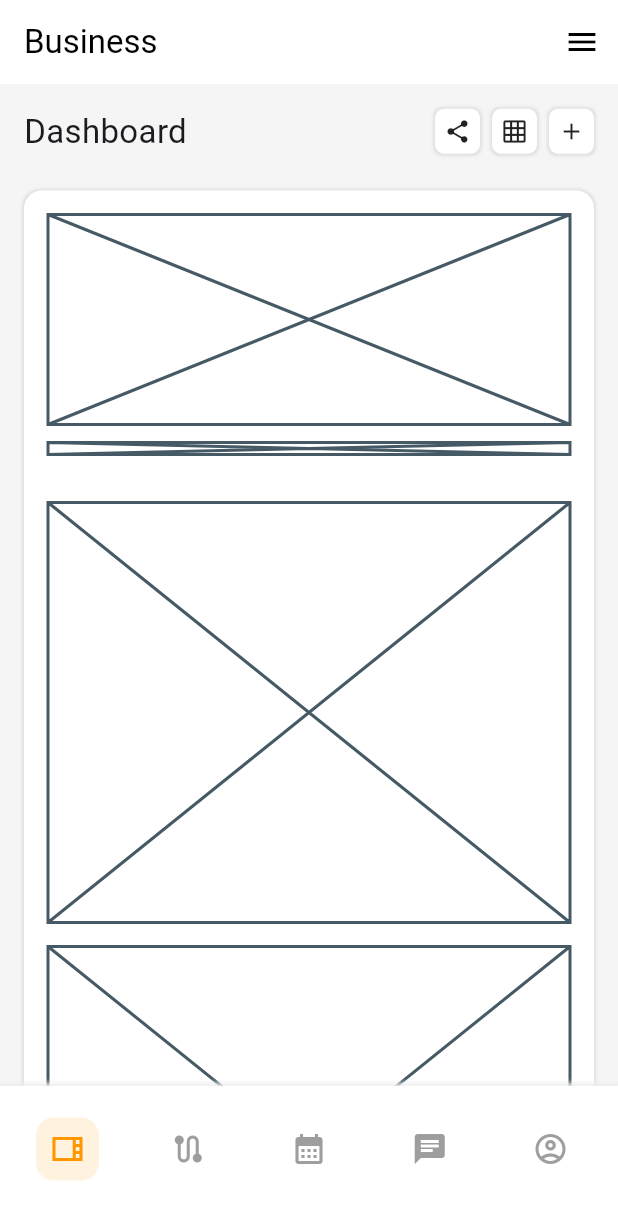
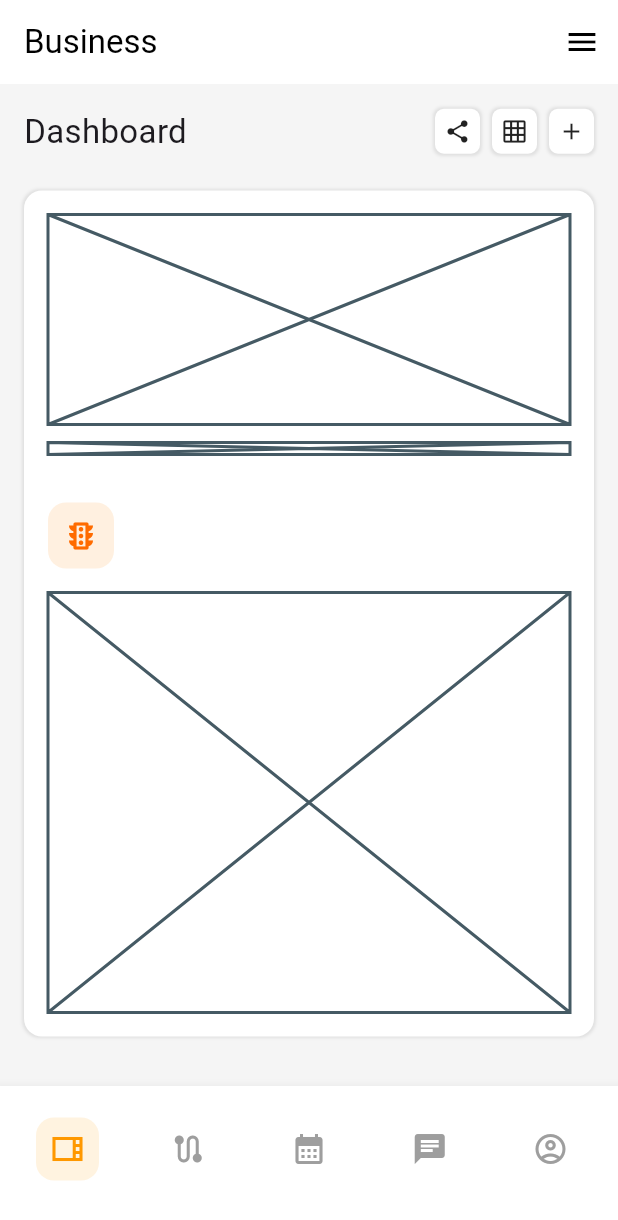
Before and after one commit to JAICHANGPARK/flutter_notebook_chapter_49, a Flutter app: the BusinessMainPage screen opened directly, on a phone screen of 412 x 824 dp. Shown: the top 1220 px of the screen. Run offline on Flutter 3.47's test engine with Material 3 defaults, Android fonts, the phone set to English and light mode, and no system bars; our stand-ins replace dots_indicator, gap, google_fonts.

Commit message:
Update business_main_page.dart

```diff
--- a/lib/ep2467_business_control_center_app/ui/business_main_page.dart
+++ b/lib/ep2467_business_control_center_app/ui/business_main_page.dart
@@ -1,5 +1,7 @@
 import 'package:flutter/material.dart';
 import 'package:gap/gap.dart';
+
+import 'business_traffic_card_widget.dart';
 
 class BusinessMainPage extends StatefulWidget {
   const BusinessMainPage({super.key});
@@ -101,7 +103,8 @@ class _BusinessMainPageState extends State<BusinessMainPage> {
                         Gap(12),
                         SizedBox(height: 8, child: Placeholder()),
                         Gap(32),
-                        Container(height: 280, child: Placeholder()),
+                        BusinessTrafficCardWidget(),
+                        // Container(height: 280, child: Placeholder()),
                         Gap(16),
                         Container(height: 280, child: Placeholder()),
                       ],
```
